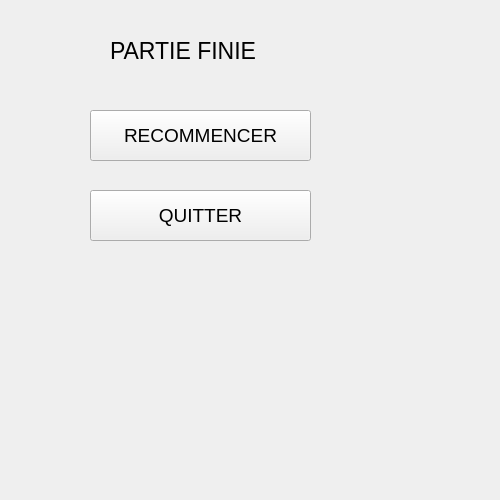
Qt form Arkanoid/fenetrefinpartie.ui (Milieuuh/Arkanoid) before a commit.
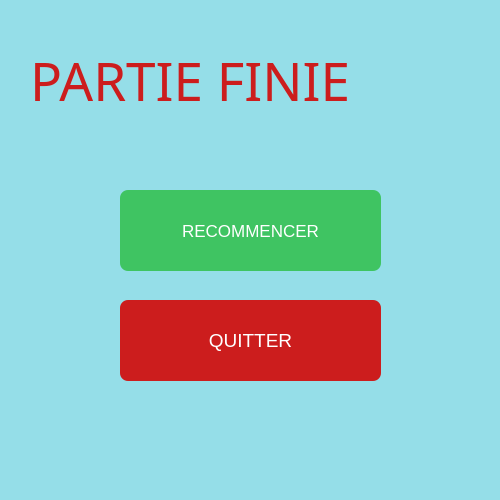
The same form after that commit.

```diff
--- a/Arkanoid/fenetrefinpartie.ui
+++ b/Arkanoid/fenetrefinpartie.ui
@@ -25,20 +25,31 @@
   <property name="windowTitle">
    <string>Form</string>
   </property>
+  <property name="styleSheet">
+   <string notr="true">background-color: rgb(149, 222, 232);</string>
+  </property>
   <widget class="QLabel" name="label">
    <property name="geometry">
     <rect>
-     <x>110</x>
-     <y>0</y>
-     <width>211</width>
+     <x>30</x>
+     <y>30</y>
+     <width>421</width>
      <height>101</height>
     </rect>
    </property>
    <property name="font">
     <font>
-     <pointsize>17</pointsize>
+     <family>13 Calibri</family>
+     <pointsize>40</pointsize>
+     <weight>50</weight>
+     <italic>false</italic>
+     <bold>false</bold>
     </font>
    </property>
+   <property name="styleSheet">
+    <string notr="true">font: 40pt bold &quot;Calibri&quot;;
+color: rgb(204, 29, 29);</string>
+   </property>
    <property name="text">
     <string>PARTIE FINIE</string>
    </property>
@@ -46,17 +57,23 @@
   <widget class="QPushButton" name="recommencer">
    <property name="geometry">
     <rect>
-     <x>90</x>
-     <y>110</y>
-     <width>221</width>
-     <height>51</height>
+     <x>120</x>
+     <y>190</y>
+     <width>261</width>
+     <height>81</height>
     </rect>
    </property>
    <property name="font">
     <font>
-     <pointsize>14</pointsize>
+     <pointsize>13</pointsize>
     </font>
    </property>
+   <property name="styleSheet">
+    <string notr="true">background-color:rgb(63, 196, 98);
+border-style:none;
+border-radius:8px;
+color:#FFF;</string>
+   </property>
    <property name="text">
     <string>RECOMMENCER</string>
    </property>
@@ -64,10 +81,10 @@
   <widget class="QPushButton" name="quitter">
    <property name="geometry">
     <rect>
-     <x>90</x>
-     <y>190</y>
-     <width>221</width>
-     <height>51</height>
+     <x>120</x>
+     <y>300</y>
+     <width>261</width>
+     <height>81</height>
     </rect>
    </property>
    <property name="font">
@@ -75,6 +92,12 @@
      <pointsize>14</pointsize>
     </font>
    </property>
+   <property name="styleSheet">
+    <string notr="true">background-color: rgb(204, 29, 29);
+border-style:none;
+border-radius:8px;
+color:#FFF</string>
+   </property>
    <property name="text">
     <string>QUITTER</string>
    </property>
```
